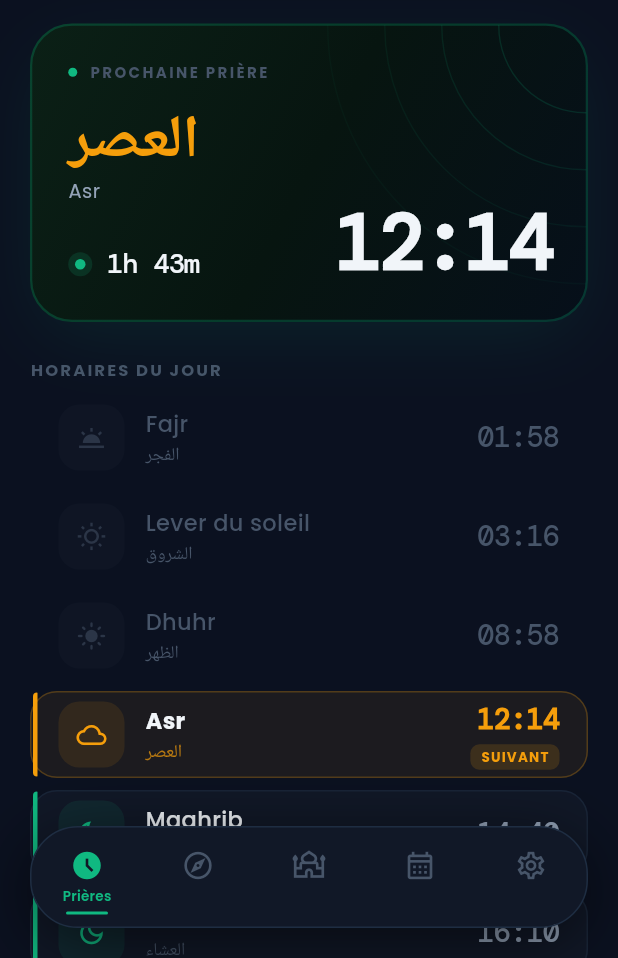
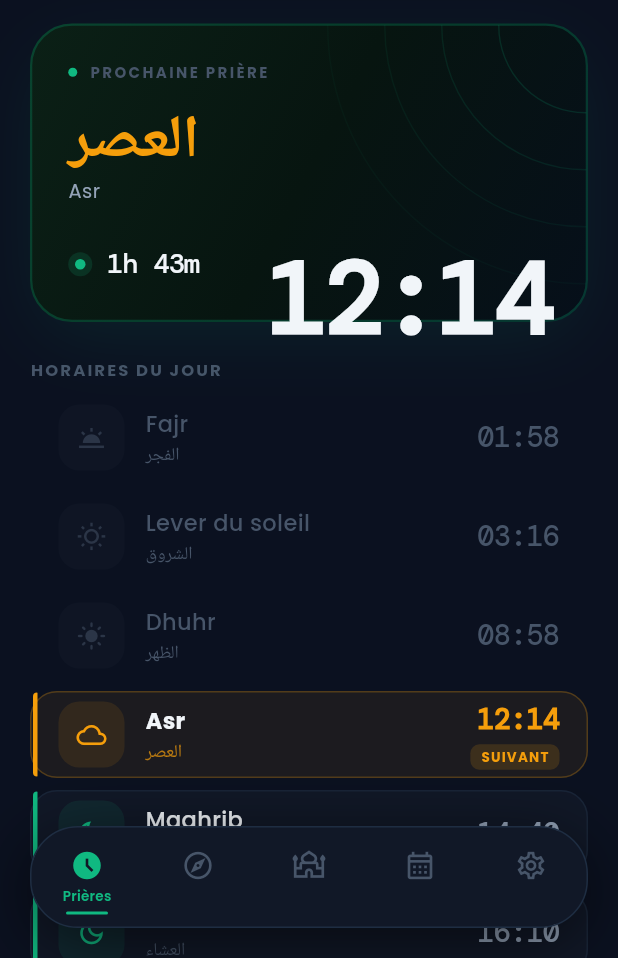
Before and after one commit to Curry-976/salah, a Flutter app: the screen it shows after launch, on a phone screen of 412 x 824 dp, the part 278-1236 px from its top. Run offline on Flutter 3.47's test engine with Material 3 defaults, Android fonts, the phone set to English and light mode, and no system bars; drawn by our look-alikes of flutter_animate; our stand-ins replace adhan, flutter_compass, flutter_local_notifications, flutter_map, geocoding, geolocator and 4 more; missing offline and left inert: flutter_qiblah; network calls fail.

Commit message:
feat: heure 68px débordant hors du banner
Clip.none sur Container + Stack (enlève le clip qui retenait le débordement).
Transform.translate(0, 44) sur le Text de l'heure : décale le rendu
44px vers le bas sans modifier le layout, ce qui produit un débordement
visuel de ~20px sous le bord inférieur du container.
Taille : 52px → 68px, letterSpacing : -2.5 → -3.

Co-Authored-By: Claude Sonnet 4.6 <noreply@anthropic.com>

```diff
--- a/lib/widgets/next_prayer_banner.dart
+++ b/lib/widgets/next_prayer_banner.dart
@@ -19,7 +19,7 @@ class NextPrayerBanner extends StatelessWidget {
   Widget build(BuildContext context) {
     return Container(
       width: double.infinity,
-      clipBehavior: Clip.antiAlias,
+      clipBehavior: Clip.none,
       decoration: BoxDecoration(
         gradient: const LinearGradient(
           colors: [Color(0xFF0B2016), Color(0xFF071510), Color(0xFF060F1A)],
@@ -42,6 +42,7 @@ class NextPrayerBanner extends StatelessWidget {
         ],
       ),
       child: Stack(
+        clipBehavior: Clip.none,
         children: [
           // Concentric arc ornament — top-right corner
           Positioned.fill(
@@ -137,22 +138,22 @@ class NextPrayerBanner extends StatelessWidget {
 
                 const SizedBox(width: 8),
 
-                // ── RIGHT: time — dominant number, bottom-anchored ────────
-                Padding(
-                  padding: const EdgeInsets.only(bottom: 2),
+                // ── RIGHT: time — 68px, overflows 20px below container ───
+                Transform.translate(
+                  offset: const Offset(0, 44),
                   child: Text(
                     PrayerFormatter.formatTime(prayer.time),
                     style: AppFonts.mono(
                       color: AppColors.textPrimary,
-                      fontSize: 52,
+                      fontSize: 68,
                       fontWeight: FontWeight.w700,
-                      letterSpacing: -2.5,
+                      letterSpacing: -3,
                       height: 1,
                     ),
                   )
                       .animate()
                       .fadeIn(duration: 560.ms, delay: 200.ms)
-                      .slideY(begin: 0.12, end: 0, duration: 560.ms, delay: 200.ms, curve: Curves.easeOut),
+                      .slideY(begin: 0.10, end: 0, duration: 560.ms, delay: 200.ms, curve: Curves.easeOut),
                 ),
               ],
             ),
```
